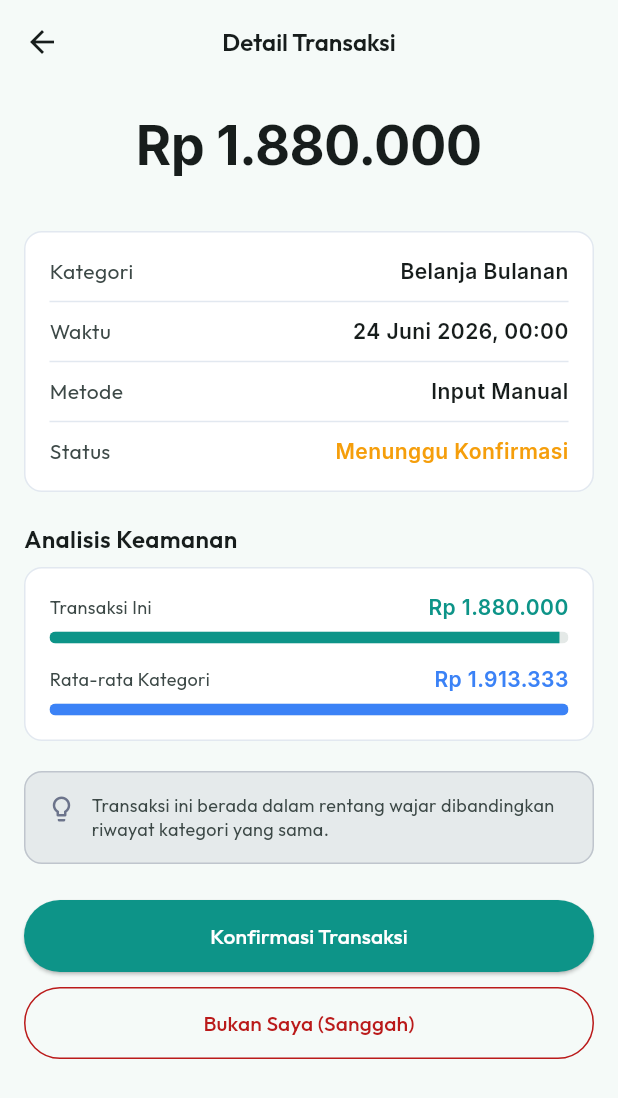
After one commit to MlnKh18/LifeGuard-Finance, a Flutter app: the ExpenseAnomalyView screen opened directly, after a tap on "Belanja Bulanan", on a phone screen of 412 x 824 dp. The commit adds this screen. Shown: the top 1098 px of the screen. Run offline on Flutter 3.47's test engine with Material 3 defaults, Android fonts, the phone set to English and light mode, and no system bars; our stand-ins replace dartz, equatable, firebase_core, fl_chart, flutter_bloc, get_it and 3 more; accounts and stored records are empty.

Commit message:
feat: add Detail Transaksi page for anomalous transactions
Add TransactionReviewStatus (pending/confirmed/disputed) to
ExpenseTransaction, persisted through AnomalyCubit.setReviewStatus,
so the new page's actions are functional rather than cosmetic.

TransactionDetailPage shows the amount, an anomaly badge when
flagged, a Kategori/Waktu/Metode/Status grid, a same-category amount
comparison (this transaction vs category average), a contextual
security tip, and Confirm/Dispute actions — matching the Detail
Transaksi mockup. Wired up from both transaction row types in
expense_anomaly_page.dart via a new /expense-anomaly/:transactionId
route.

```diff
--- a/Frontend/lifeguard_finance/lib/core/router/app_router.dart
+++ b/Frontend/lifeguard_finance/lib/core/router/app_router.dart
@@ -14,6 +14,7 @@ import '../../features/emergency_simulation/presentation/pages/simulation_page.d
 import '../../features/recommendation/presentation/pages/recommendation_page.dart';
 import '../../features/smart_routing/presentation/pages/smart_routing_page.dart';
 import '../../features/anomaly_detection/presentation/pages/expense_anomaly_page.dart';
+import '../../features/anomaly_detection/presentation/pages/transaction_detail_page.dart';
 import '../../features/early_warning/presentation/pages/early_warning_page.dart';
 import '../../features/literacy/presentation/pages/literacy_page.dart';
 import '../../features/literacy/presentation/pages/literacy_detail_page.dart';
@@ -95,6 +96,14 @@ class AppRouter {
       GoRoute(
         path: '/expense-anomaly',
         builder: (context, state) => const ExpenseAnomalyPage(),
+        routes: [
+          GoRoute(
+            path: ':transactionId',
+            builder: (context, state) => TransactionDetailPage(
+              transactionId: state.pathParameters['transactionId'] ?? '',
+            ),
+          ),
+        ],
       ),
       GoRoute(
         path: '/early-warning',
--- a/Frontend/lifeguard_finance/lib/features/anomaly_detection/domain/entities/expense_transaction.dart
+++ b/Frontend/lifeguard_finance/lib/features/anomaly_detection/domain/entities/expense_transaction.dart
@@ -1,4 +1,6 @@
 import 'package:equatable/equatable.dart';
+
+enum TransactionReviewStatus { pending, confirmed, disputed }
 
 class ExpenseTransaction extends Equatable {
   final String id;
@@ -7,6 +9,7 @@ class ExpenseTransaction extends Equatable {
   final DateTime date;
   final bool isAnomaly;
   final double? zScore;
+  final TransactionReviewStatus reviewStatus;
 
   const ExpenseTransaction({
     required this.id,
@@ -15,9 +18,10 @@ class ExpenseTransaction extends Equatable {
     required this.date,
     this.isAnomaly = false,
     this.zScore,
+    this.reviewStatus = TransactionReviewStatus.pending,
   });
 
-  ExpenseTransaction copyWith({bool? isAnomaly, double? zScore}) {
+  ExpenseTransaction copyWith({bool? isAnomaly, double? zScore, TransactionReviewStatus? reviewStatus}) {
     return ExpenseTransaction(
       id: id,
       category: category,
@@ -25,6 +29,7 @@ class ExpenseTransaction extends Equatable {
       date: date,
       isAnomaly: isAnomaly ?? this.isAnomaly,
       zScore: zScore ?? this.zScore,
+      reviewStatus: reviewStatus ?? this.reviewStatus,
     );
   }
 
@@ -34,6 +39,10 @@ class ExpenseTransaction extends Equatable {
       category: json['category'] as String,
       amount: (json['amount'] as num).toDouble(),
       date: DateTime.parse(json['date'] as String),
+      reviewStatus: TransactionReviewStatus.values.firstWhere(
+        (s) => s.name == json['reviewStatus'],
+        orElse: () => TransactionReviewStatus.pending,
+      ),
     );
   }
 
@@ -43,9 +52,10 @@ class ExpenseTransaction extends Equatable {
       'category': category,
       'amount': amount,
       'date': date.toIso8601String(),
+      'reviewStatus': reviewStatus.name,
     };
   }
 
   @override
-  List<Object?> get props => [id, category, amount, date, isAnomaly, zScore];
+  List<Object?> get props => [id, category, amount, date, isAnomaly, zScore, reviewStatus];
 }
--- a/Frontend/lifeguard_finance/lib/features/anomaly_detection/presentation/bloc/anomaly_cubit.dart
+++ b/Frontend/lifeguard_finance/lib/features/anomaly_detection/presentation/bloc/anomaly_cubit.dart
@@ -46,6 +46,17 @@ class AnomalyCubit extends Cubit<AnomalyState> {
     _emitAnalyzed(updated);
   }
 
+  Future<void> setReviewStatus(String transactionId, TransactionReviewStatus status) async {
+    final current = state;
+    if (current is! AnomalyLoaded) return;
+
+    final updated = current.transactions
+        .map((t) => t.id == transactionId ? t.copyWith(reviewStatus: status) : t)
+        .toList();
+    await _persist(updated);
+    _emitAnalyzed(updated);
+  }
+
   void _emitAnalyzed(List<ExpenseTransaction> transactions) {
     final flagged = anomalyDetectionService.flagAnomalies(transactions);
     final monthlyTrend = anomalyDetectionService.computeMonthlyTrend(transactions);
--- a/Frontend/lifeguard_finance/lib/features/anomaly_detection/presentation/pages/expense_anomaly_page.dart
+++ b/Frontend/lifeguard_finance/lib/features/anomaly_detection/presentation/pages/expense_anomaly_page.dart
@@ -1,5 +1,6 @@
 import 'package:flutter/material.dart';
 import 'package:flutter_bloc/flutter_bloc.dart';
+import 'package:go_router/go_router.dart';
 import 'package:intl/intl.dart';
 import '../../../../core/di/injection.dart';
 import '../../../../core/theme/app_colors.dart';
@@ -122,16 +123,17 @@ class ExpenseAnomalyView extends StatelessWidget {
         const SizedBox(height: 24),
         Text('Transaksi Terbaru', style: AppTextStyles.heading2),
         const SizedBox(height: 12),
-        ...state.transactions.map((t) => _buildTransactionTile(t)),
+        ...state.transactions.map((t) => _buildTransactionTile(context, t)),
       ],
     );
   }
 
-  Widget _buildTransactionTile(ExpenseTransaction t) {
+  Widget _buildTransactionTile(BuildContext context, ExpenseTransaction t) {
     if (!t.isAnomaly) {
       return AppCard(
         margin: const EdgeInsets.only(bottom: 10),
         borderRadius: 8.0,
+        onTap: () => context.push('/expense-anomaly/${t.id}'),
         child: Row(
           children: [
             Container(
@@ -156,7 +158,10 @@ class ExpenseAnomalyView extends StatelessWidget {
       );
     }
 
-    return Container(
+    return InkWell(
+      onTap: () => context.push('/expense-anomaly/${t.id}'),
+      borderRadius: BorderRadius.circular(8),
+      child: Container(
       margin: const EdgeInsets.only(bottom: 10),
       padding: const EdgeInsets.all(12),
       decoration: BoxDecoration(
@@ -204,6 +209,7 @@ class ExpenseAnomalyView extends StatelessWidget {
             style: AppTextStyles.dataLabel.copyWith(color: AppColors.error, fontWeight: FontWeight.bold),
           ),
         ],
+      ),
       ),
     );
   }
--- /dev/null
+++ b/Frontend/lifeguard_finance/lib/features/anomaly_detection/presentation/pages/transaction_detail_page.dart
@@ -0,0 +1,241 @@
+import 'package:flutter/material.dart';
+import 'package:flutter_bloc/flutter_bloc.dart';
+import 'package:go_router/go_router.dart';
+import 'package:intl/intl.dart';
+import '../../../../core/di/injection.dart';
+import '../../../../core/theme/app_colors.dart';
+import '../../../../core/theme/app_text_styles.dart';
+import '../../../../core/widgets/app_card.dart';
+import '../../domain/entities/expense_transaction.dart';
+import '../bloc/anomaly_cubit.dart';
+import '../bloc/anomaly_state.dart';
+
+final _rupiahFormat = NumberFormat.currency(locale: 'id_ID', symbol: 'Rp ', decimalDigits: 0);
+const _monthNames = ['', 'Januari', 'Februari', 'Maret', 'April', 'Mei', 'Juni', 'Juli', 'Agustus', 'September', 'Oktober', 'November', 'Desember'];
+
+String _formatFullDate(DateTime date) => '${date.day} ${_monthNames[date.month]} ${date.year}, ${DateFormat('HH:mm').format(date)}';
+
+class TransactionDetailPage extends StatelessWidget {
+  final String transactionId;
+
+  const TransactionDetailPage({super.key, required this.transactionId});
+
+  @override
+  Widget build(BuildContext context) {
+    return BlocProvider<AnomalyCubit>(
+      create: (context) => getIt<AnomalyCubit>()..loadTransactions(),
+      child: TransactionDetailView(transactionId: transactionId),
+    );
+  }
+}
+
+class TransactionDetailView extends StatelessWidget {
+  final String transactionId;
+
+  const TransactionDetailView({super.key, required this.transactionId});
+
+  @override
+  Widget build(BuildContext context) {
+    return Scaffold(
+      appBar: AppBar(title: Text('Detail Transaksi', style: AppTextStyles.heading3)),
+      body: BlocBuilder<AnomalyCubit, AnomalyState>(
+        builder: (context, state) {
+          if (state is! AnomalyLoaded) {
+            return const Center(child: CircularProgressIndicator(color: AppColors.primary));
+          }
+
+          final matches = state.transactions.where((t) => t.id == transactionId);
+          final transaction = matches.isEmpty ? null : matches.first;
+          if (transaction == null) {
+            return Center(
+              child: Text('Transaksi tidak ditemukan.', style: AppTextStyles.bodyMedium),
+            );
+          }
+
+          final sameCategory = state.transactions.where((t) => t.category == transaction.category).toList();
+          final categoryAverage = sameCategory.isEmpty
+              ? transaction.amount
+              : sameCategory.fold<double>(0, (sum, t) => sum + t.amount) / sameCategory.length;
+
+          return _buildContent(context, transaction, categoryAverage);
+        },
+      ),
+    );
+  }
+
+  Widget _buildContent(BuildContext context, ExpenseTransaction t, double categoryAverage) {
+    return ListView(
+      padding: const EdgeInsets.fromLTRB(16, 16, 16, 32),
+      children: [
+        Center(
+          child: Column(
+            children: [
+              Text(_rupiahFormat.format(t.amount), style: AppTextStyles.dataDisplay.copyWith(color: t.isAnomaly ? AppColors.error : AppColors.textPrimary)),
+              const SizedBox(height: 8),
+              if (t.isAnomaly)
+                Container(
+                  padding: const EdgeInsets.symmetric(horizontal: 12, vertical: 6),
+                  decoration: BoxDecoration(color: AppColors.errorContainer, borderRadius: BorderRadius.circular(20)),
+                  child: Row(
+                    mainAxisSize: MainAxisSize.min,
+                    children: [
+                      const Icon(Icons.warning_amber_rounded, size: 16, color: AppColors.onErrorContainer),
+                      const SizedBox(width: 6),
+                      Text('ANOMALI TERDETEKSI', style: AppTextStyles.label.copyWith(color: AppColors.onErrorContainer)),
+                    ],
+                  ),
+                ),
+            ],
+          ),
+        ),
+        const SizedBox(height: 24),
+        AppCard(
+          borderRadius: 12.0,
+          child: Column(
+            children: [
+              _detailRow('Kategori', t.category),
+              const Divider(height: 20, color: AppColors.border),
+              _detailRow('Waktu', _formatFullDate(t.date)),
+              const Divider(height: 20, color: AppColors.border),
+              _detailRow('Metode', 'Input Manual'),
+              const Divider(height: 20, color: AppColors.border),
+              _detailRow('Status', _reviewStatusLabel(t.reviewStatus), valueColor: _reviewStatusColor(t.reviewStatus)),
+            ],
+          ),
+        ),
+        const SizedBox(height: 20),
+        Text('Analisis Keamanan', style: AppTextStyles.heading3),
+        const SizedBox(height: 8),
+        AppCard(
+          borderRadius: 12.0,
+          child: Column(
+            crossAxisAlignment: CrossAxisAlignment.start,
+            children: [
+              _comparisonBar('Transaksi Ini', t.amount, categoryAverage, t.isAnomaly ? AppColors.error : AppColors.primary),
+              const SizedBox(height: 14),
+              _comparisonBar('Rata-rata Kategori', categoryAverage, categoryAverage, AppColors.secondary),
+            ],
+          ),
+        ),
+        const SizedBox(height: 20),
+        Container(
+          padding: const EdgeInsets.all(14),
+          decoration: BoxDecoration(
+            color: AppColors.tertiaryContainer.withAlpha(30),
+            borderRadius: BorderRadius.circular(12),
+            border: Border.all(color: AppColors.tertiaryContainer.withAlpha(80)),
+          ),
+          child: Row(
+            crossAxisAlignment: CrossAxisAlignment.start,
+            children: [
+              const Icon(Icons.lightbulb_outline_rounded, color: AppColors.tertiaryContainer, size: 20),
+              const SizedBox(width: 10),
+              Expanded(
+                child: Text(
+                  t.isAnomaly
+                      ? 'Jika Anda tidak mengenali transaksi ini, segera amankan metode pembayaran terkait dan sanggah transaksi di bawah.'
+                      : 'Transaksi ini berada dalam rentang wajar dibandingkan riwayat kategori yang sama.',
+                  style: AppTextStyles.bodySmall,
+                ),
+              ),
+            ],
+          ),
+        ),
+        const SizedBox(height: 24),
+        if (t.reviewStatus == TransactionReviewStatus.pending) ...[
+          SizedBox(
+            width: double.infinity,
+            child: ElevatedButton(
+              onPressed: () => _setStatus(context, t.id, TransactionReviewStatus.confirmed, 'Transaksi dikonfirmasi.'),
+              style: ElevatedButton.styleFrom(
+                backgroundColor: AppColors.primary,
+                foregroundColor: Colors.white,
+                padding: const EdgeInsets.symmetric(vertical: 14),
+                shape: RoundedRectangleBorder(borderRadius: BorderRadius.circular(999)),
+              ),
+              child: const Text('Konfirmasi Transaksi'),
+            ),
+          ),
+          const SizedBox(height: 10),
+          SizedBox(
+            width: double.infinity,
+            child: OutlinedButton(
+              onPressed: () => _setStatus(context, t.id, TransactionReviewStatus.disputed, 'Transaksi disanggah.'),
+              style: OutlinedButton.styleFrom(
+                foregroundColor: AppColors.error,
+                side: const BorderSide(color: AppColors.error),
+                padding: const EdgeInsets.symmetric(vertical: 14),
+                shape: RoundedRectangleBorder(borderRadius: BorderRadius.circular(999)),
+              ),
+              child: const Text('Bukan Saya (Sanggah)'),
+            ),
+          ),
+        ],
+      ],
+    );
+  }
+
+  void _setStatus(BuildContext context, String id, TransactionReviewStatus status, String message) {
+    context.read<AnomalyCubit>().setReviewStatus(id, status);
+    ScaffoldMessenger.of(context).showSnackBar(SnackBar(content: Text(message), backgroundColor: AppColors.riskSafe));
+    context.pop();
+  }
+
+  Widget _detailRow(String label, String value, {Color? valueColor}) {
+    return Row(
+      mainAxisAlignment: MainAxisAlignment.spaceBetween,
+      children: [
+        Text(label, style: AppTextStyles.bodyMedium.copyWith(color: AppColors.textSecondary)),
+        Text(value, style: AppTextStyles.dataLabel.copyWith(color: valueColor ?? AppColors.textPrimary, fontWeight: FontWeight.w600)),
+      ],
+    );
+  }
+
+  Widget _comparisonBar(String label, double value, double maxValue, Color color) {
+    final ratio = maxValue <= 0 ? 0.0 : (value / maxValue).clamp(0.0, 1.0);
+    return Column(
+      crossAxisAlignment: CrossAxisAlignment.start,
+      children: [
+        Row(
+          mainAxisAlignment: MainAxisAlignment.spaceBetween,
+          children: [
+            Text(label, style: AppTextStyles.bodySmall),
+            Text(_rupiahFormat.format(value), style: AppTextStyles.dataLabel.copyWith(color: color)),
+          ],
+        ),
+        const SizedBox(height: 6),
+        ClipRRect(
+          borderRadius: BorderRadius.circular(4),
+          child: LinearProgressIndicator(
+            value: ratio,
+            minHeight: 8,
+            backgroundColor: AppColors.surfaceContainerHigh,
+            valueColor: AlwaysStoppedAnimation<Color>(color),
+          ),
+        ),
+      ],
+    );
+  }
+}
+
+String _reviewStatusLabel(TransactionReviewStatus status) {
+  switch (status) {
+    case TransactionReviewStatus.confirmed:
+      return 'Dikonfirmasi';
+    case TransactionReviewStatus.disputed:
+      return 'Disanggah';
+    case TransactionReviewStatus.pending:
+      return 'Menunggu Konfirmasi';
+  }
+}
+
+Color _reviewStatusColor(TransactionReviewStatus status) {
+  switch (status) {
+    case TransactionReviewStatus.confirmed:
+      return AppColors.riskSafe;
+    case TransactionReviewStatus.disputed:
+      return AppColors.error;
+    case TransactionReviewStatus.pending:
+      return AppColors.riskWarning;
+  }
+}
```
